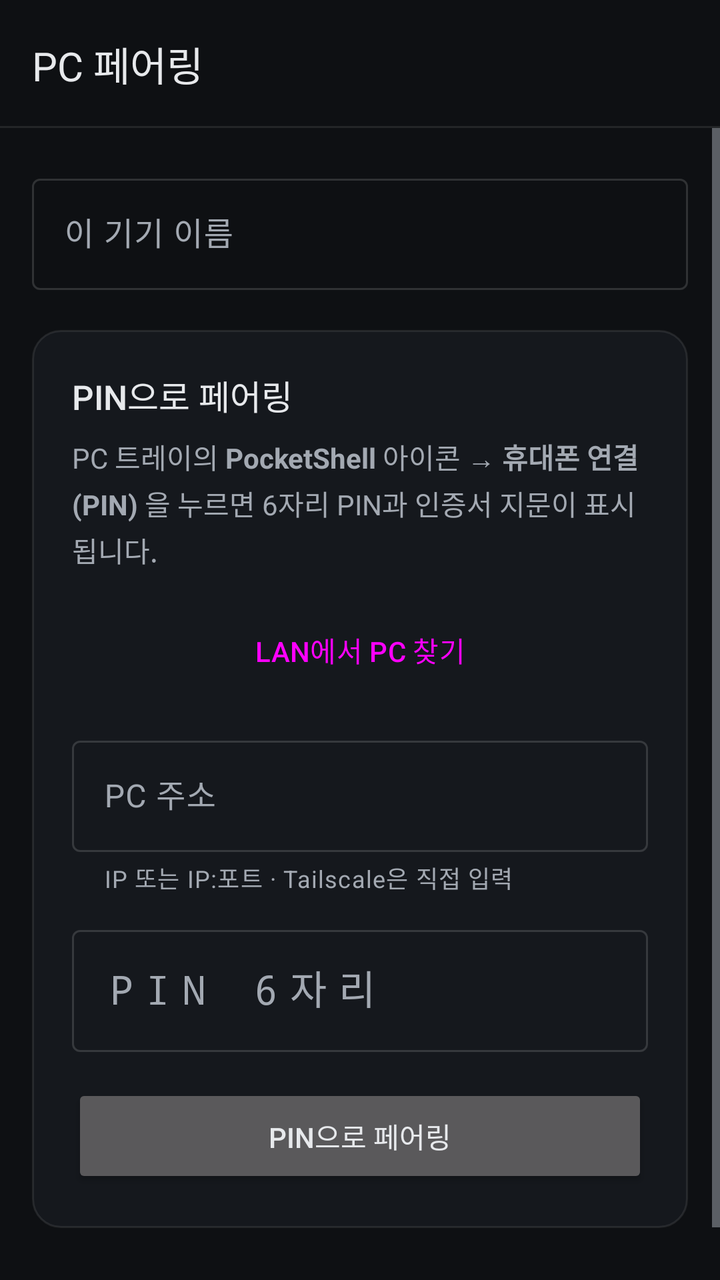
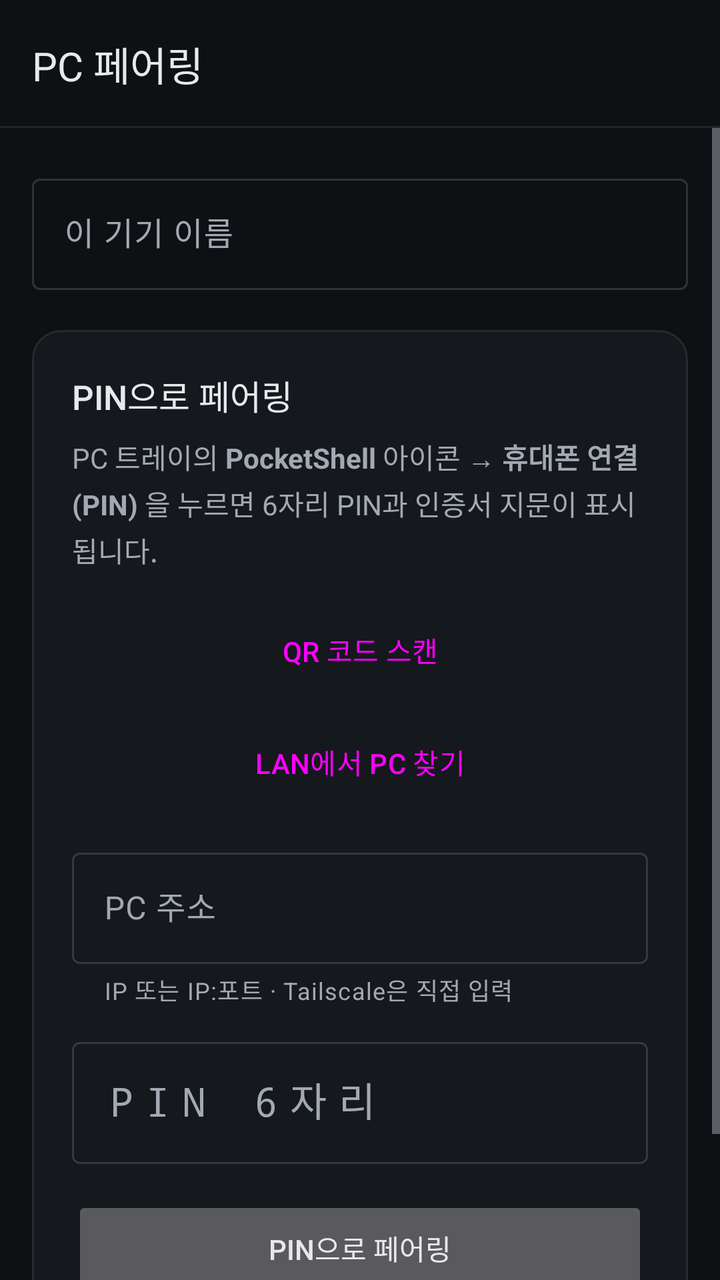

An Android layout rendered at two revisions. The XML below is the earlier revision; the diff shows what the commit changed to produce the second picture.
<!-- AndroidManifest.xml: application theme Theme.Pkshell -->
<!-- res/layout/activity_pairing.xml -->
<?xml version="1.0" encoding="utf-8"?>
<LinearLayout xmlns:android="http://schemas.android.com/apk/res/android"
    xmlns:app="http://schemas.android.com/apk/res-auto"
    android:id="@+id/root"
    android:layout_width="match_parent"
    android:layout_height="match_parent"
    android:orientation="vertical">

    <com.google.android.material.appbar.MaterialToolbar
        android:id="@+id/toolbar"
        android:layout_width="match_parent"
        android:layout_height="?attr/actionBarSize"
        app:title="@string/pairing_title" />

    <ScrollView
        android:layout_width="match_parent"
        android:layout_height="match_parent">

        <LinearLayout
            android:id="@+id/content"
            android:layout_width="match_parent"
            android:layout_height="wrap_content"
            android:orientation="vertical"
            android:paddingStart="16dp"
            android:paddingTop="20dp"
            android:paddingEnd="16dp"
            android:paddingBottom="24dp">

            <com.google.android.material.textfield.TextInputLayout
                style="?attr/textInputOutlinedStyle"
                android:layout_width="match_parent"
                android:layout_height="wrap_content"
                android:hint="@string/pairing_device_name">

                <com.google.android.material.textfield.TextInputEditText
                    android:id="@+id/deviceName"
                    android:layout_width="match_parent"
                    android:layout_height="wrap_content"
                    android:inputType="text"
                    android:maxLines="1" />
            </com.google.android.material.textfield.TextInputLayout>

            
            <LinearLayout
                android:layout_width="match_parent"
                android:layout_height="wrap_content"
                android:layout_marginTop="20dp"
                android:background="@drawable/shape_card"
                android:orientation="vertical"
                android:padding="20dp">

                <TextView
                    android:layout_width="match_parent"
                    android:layout_height="wrap_content"
                    android:fontFamily="sans-serif-medium"
                    android:text="@string/pin_section_title"
                    android:textColor="@color/text_primary"
                    android:textSize="17sp" />

                <TextView
                    android:layout_width="match_parent"
                    android:layout_height="wrap_content"
                    android:layout_marginTop="8dp"
                    android:lineSpacingMultiplier="1.15"
                    android:text="@string/pin_help"
                    android:textColor="@color/text_secondary"
                    android:textSize="14sp" />

                <Button
                    android:id="@+id/discoverButton"
                    style="?attr/materialButtonOutlinedStyle"
                    android:layout_width="match_parent"
                    android:layout_height="48dp"
                    android:layout_marginTop="16dp"
                    android:text="@string/pin_discover" />

                <TextView
                    android:id="@+id/discoverStatus"
                    android:layout_width="match_parent"
                    android:layout_height="wrap_content"
                    android:layout_marginTop="8dp"
                    android:textColor="@color/text_muted"
                    android:textSize="13sp"
                    android:visibility="gone" />

                <LinearLayout
                    android:id="@+id/discoveredList"
                    android:layout_width="match_parent"
                    android:layout_height="wrap_content"
                    android:orientation="vertical" />

                <com.google.android.material.textfield.TextInputLayout
                    style="?attr/textInputOutlinedStyle"
                    android:layout_width="match_parent"
                    android:layout_height="wrap_content"
                    android:layout_marginTop="16dp"
                    android:hint="@string/pin_address_hint"
                    app:helperText="@string/pin_address_help">

                    <com.google.android.material.textfield.TextInputEditText
                        android:id="@+id/hostAddress"
                        android:layout_width="match_parent"
                        android:layout_height="wrap_content"
                        android:inputType="textUri|textNoSuggestions"
                        android:maxLines="1" />
                </com.google.android.material.textfield.TextInputLayout>

                <com.google.android.material.textfield.TextInputLayout
                    style="?attr/textInputOutlinedStyle"
                    android:layout_width="match_parent"
                    android:layout_height="wrap_content"
                    android:layout_marginTop="12dp"
                    android:hint="@string/pin_input_hint">

                    <com.google.android.material.textfield.TextInputEditText
                        android:id="@+id/pinInput"
                        android:layout_width="match_parent"
                        android:layout_height="wrap_content"
                        android:fontFamily="monospace"
                        android:inputType="number"
                        android:letterSpacing="0.3"
                        android:maxLength="6"
                        android:maxLines="1"
                        android:textSize="20sp" />
                </com.google.android.material.textfield.TextInputLayout>

                <Button
                    android:id="@+id/pinPairButton"
                    android:layout_width="match_parent"
                    android:layout_height="52dp"
                    android:layout_marginTop="16dp"
                    android:text="@string/pin_pair_button" />
            </LinearLayout>

            <TextView
                android:id="@+id/status"
                android:layout_width="match_parent"
                android:layout_height="wrap_content"
                android:layout_marginTop="12dp"
                android:paddingStart="4dp"
                android:paddingEnd="4dp"
                android:textColor="@color/text_secondary"
                android:textSize="13sp" />
        </LinearLayout>
    </ScrollView>
</LinearLayout>
<!-- resources referenced by this layout -->
<resources>
  <color name="text_muted">#828994</color>
  <color name="text_primary">#E7E9EC</color>
  <color name="text_secondary">#A3A9B2</color>
  <!-- drawable shape_card (drawable) -->
  <?xml version="1.0" encoding="utf-8"?>
  <shape xmlns:android="http://schemas.android.com/apk/res/android">
      <corners android:radius="14dp" />
      <solid android:color="@color/ink_1" />
      <stroke android:width="1dp" android:color="@color/hairline" />
  </shape>
  <string name="pairing_device_name">이 기기 이름</string>
  <string name="pairing_title">PC 페어링</string>
  <string name="pin_address_help">IP 또는 IP:포트 · Tailscale은 직접 입력</string>
  <string name="pin_address_hint">PC 주소</string>
  <string name="pin_discover">LAN에서 PC 찾기</string>
  <string name="pin_help">PC 트레이의 <b>PocketShell</b> 아이콘 → <b>휴대폰 연결 (PIN)</b> 을 누르면 6자리 PIN과 인증서 지문이 표시됩니다.</string>
  <string name="pin_input_hint">PIN 6자리</string>
  <string name="pin_pair_button">PIN으로 페어링</string>
  <string name="pin_section_title">PIN으로 페어링</string>
  <color name="ink_1">#15181D</color>
  <color name="hairline">#17FFFFFF</color>
  <color name="accent">#7FA9D8</color>
  <color name="accent_on">#0E1013</color>
  <color name="accent_container">#1F3147</color>
  <color name="accent_on_container">#D5E3F4</color>
  <color name="ink_3">#232830</color>
  <color name="ink_0">#0E1013</color>
  <color name="ink_2">#1B1F25</color>
  <color name="hairline_strong">#24FFFFFF</color>
  <color name="ripple">#1FFFFFFF</color>
  <style name="Widget.Pkshell.Toolbar" parent="Widget.Material3.Toolbar">
          <item name="android:background">@drawable/bg_appbar</item>
          <item name="titleTextAppearance">@style/TextAppearance.Pkshell.Title</item>
          <item name="titleTextColor">@color/text_primary</item>
      </style>
  <style name="Widget.Pkshell.PopupMenu" parent="Widget.Material3.PopupMenu">
          <item name="android:popupBackground">@drawable/bg_popup</item>
          <item name="android:popupElevation">8dp</item>
      </style>
  <style name="ThemeOverlay.Pkshell.Dialog" parent="ThemeOverlay.Material3.Dialog.Alert">
          <item name="android:windowBackground">@drawable/bg_dialog</item>
          <item name="colorPrimary">@color/accent</item>
          <item name="colorAccent">@color/accent</item>
          <item name="android:textColorPrimary">@color/text_primary</item>
          <item name="android:textColorSecondary">@color/text_secondary</item>
      </style>
  <!-- drawable bg_appbar (drawable) -->
  <?xml version="1.0" encoding="utf-8"?>
  <layer-list xmlns:android="http://schemas.android.com/apk/res/android">
      <item><shape><solid android:color="@color/hairline" /></shape></item>
      <item android:bottom="1dp"><shape><solid android:color="@color/ink_0" /></shape></item>
  </layer-list>
  <style name="TextAppearance.Pkshell.Title" parent="TextAppearance.Material3.TitleLarge">
          <item name="android:textSize">20sp</item>
          <item name="android:fontFamily">sans-serif-medium</item>
          <item name="android:textColor">@color/text_primary</item>
      </style>
  <!-- drawable bg_popup (drawable) -->
  <?xml version="1.0" encoding="utf-8"?>
  <shape xmlns:android="http://schemas.android.com/apk/res/android">
      <corners android:radius="12dp" />
      <solid android:color="@color/ink_2" />
      <stroke android:width="1dp" android:color="@color/hairline_strong" />
      <padding android:top="4dp" android:bottom="4dp" />
  </shape>
  <!-- drawable bg_dialog (drawable) -->
  <?xml version="1.0" encoding="utf-8"?>
  <inset xmlns:android="http://schemas.android.com/apk/res/android"
      android:insetLeft="20dp" android:insetRight="20dp" android:insetTop="24dp" android:insetBottom="24dp">
      <shape>
          <corners android:radius="20dp" />
          <solid android:color="@color/ink_2" />
          <stroke android:width="1dp" android:color="@color/hairline_strong" />
      </shape>
  </inset>
  <!-- unchanged entries left out for length: 1 -->
</resources>

<!-- the commit's change to res/layout/activity_pairing.xml (unified diff, before → after) -->
@@ -67,11 +67,19 @@
                     android:textSize="14sp" />
 
                 <Button
+                    android:id="@+id/scanButton"
+                    style="?attr/materialButtonOutlinedStyle"
+                    android:layout_width="match_parent"
+                    android:layout_height="48dp"
+                    android:layout_marginTop="16dp"
+                    android:text="@string/qr_scan" />
+
+                <Button
                     android:id="@+id/discoverButton"
                     style="?attr/materialButtonOutlinedStyle"
                     android:layout_width="match_parent"
                     android:layout_height="48dp"
-                    android:layout_marginTop="16dp"
+                    android:layout_marginTop="8dp"
                     android:text="@string/pin_discover" />
 
                 <TextView
<!-- resource entries referenced after the edit -->
@@ -19,6 +19,7 @@
   <string name="pin_input_hint">PIN 6자리</string>
   <string name="pin_pair_button">PIN으로 페어링</string>
   <string name="pin_section_title">PIN으로 페어링</string>
+  <string name="qr_scan">QR 코드 스캔</string>
   <color name="ink_1">#15181D</color>
   <color name="hairline">#17FFFFFF</color>
   <color name="accent">#7FA9D8</color>
